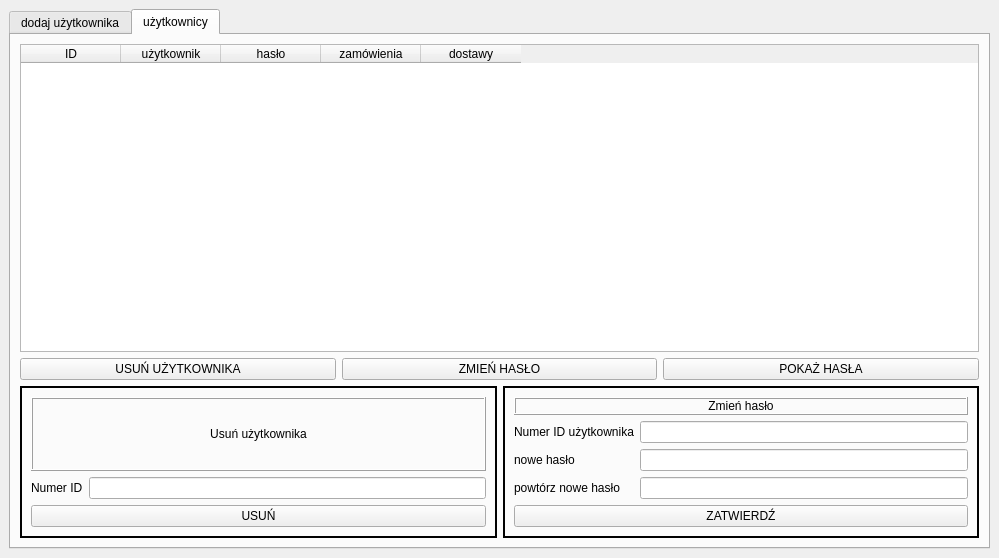
This is templates/dodawanie_kont/add_user.ui in PanWitold/program_ksiegowy as Qt 5 draws it before an edit. The edited form follows.
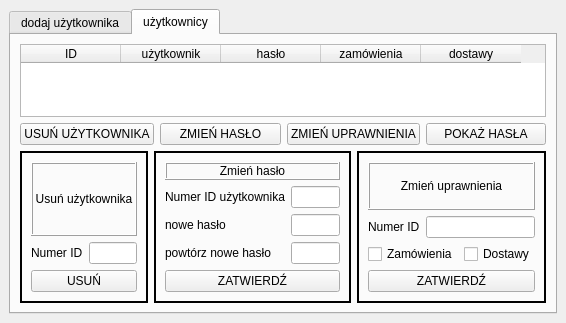
This is the edited form. The open tabs and pages were chosen to show the change.

```diff
--- a/templates/dodawanie_kont/add_user.ui
+++ b/templates/dodawanie_kont/add_user.ui
@@ -6,8 +6,8 @@
    <rect>
     <x>0</x>
     <y>0</y>
-    <width>999</width>
-    <height>558</height>
+    <width>566</width>
+    <height>323</height>
    </rect>
   </property>
   <property name="windowTitle">
@@ -18,7 +18,7 @@
     <item row="0" column="1">
      <widget class="QTabWidget" name="tabWidget">
       <property name="currentIndex">
-       <number>1</number>
+       <number>0</number>
       </property>
       <widget class="QWidget" name="tabWidgetPage1">
        <attribute name="title">
@@ -90,6 +90,9 @@
                   <property name="text">
                    <string/>
                   </property>
+                  <property name="maxLength">
+                   <number>32</number>
+                  </property>
                   <property name="placeholderText">
                    <string>PODAJ LOGIN</string>
                   </property>
@@ -97,6 +100,9 @@
                 </item>
                 <item>
                  <widget class="QLineEdit" name="passwd">
+                  <property name="maxLength">
+                   <number>32</number>
+                  </property>
                   <property name="echoMode">
                    <enum>QLineEdit::Password</enum>
                   </property>
@@ -107,6 +113,9 @@
                 </item>
                 <item>
                  <widget class="QLineEdit" name="con_passwd">
+                  <property name="maxLength">
+                   <number>32</number>
+                  </property>
                   <property name="echoMode">
                    <enum>QLineEdit::Password</enum>
                   </property>
@@ -215,7 +224,51 @@
        <attribute name="title">
         <string>użytkownicy</string>
        </attribute>
-       <layout class="QGridLayout" name="gridLayout_6">
+       <layout class="QGridLayout" name="gridLayout_8">
+        <item row="0" column="0">
+         <widget class="QTableWidget" name="tableWidget">
+          <property name="focusPolicy">
+           <enum>Qt::NoFocus</enum>
+          </property>
+          <property name="editTriggers">
+           <set>QAbstractItemView::NoEditTriggers</set>
+          </property>
+          <property name="tabKeyNavigation">
+           <bool>false</bool>
+          </property>
+          <property name="showDropIndicator" stdset="0">
+           <bool>false</bool>
+          </property>
+          <property name="dragDropOverwriteMode">
+           <bool>false</bool>
+          </property>
+          <column>
+           <property name="text">
+            <string>ID</string>
+           </property>
+          </column>
+          <column>
+           <property name="text">
+            <string>użytkownik</string>
+           </property>
+          </column>
+          <column>
+           <property name="text">
+            <string>hasło</string>
+           </property>
+          </column>
+          <column>
+           <property name="text">
+            <string>zamówienia</string>
+           </property>
+          </column>
+          <column>
+           <property name="text">
+            <string>dostawy</string>
+           </property>
+          </column>
+         </widget>
+        </item>
         <item row="1" column="0">
          <layout class="QHBoxLayout" name="horizontalLayout_7">
           <item>
@@ -232,6 +285,13 @@
             </property>
            </widget>
           </item>
+          <item>
+           <widget class="QPushButton" name="access_button">
+            <property name="text">
+             <string>ZMIEŃ UPRAWNIENIA</string>
+            </property>
+           </widget>
+          </item>
           <item>
            <widget class="QPushButton" name="show_passwd_button">
             <property name="text">
@@ -275,7 +335,7 @@
                    <item>
                     <widget class="QLineEdit" name="remove_user_id">
                      <property name="inputMask">
-                      <string>0000</string>
+                      <string>000000000000000</string>
                      </property>
                     </widget>
                    </item>
@@ -329,6 +389,13 @@
                </property>
               </widget>
              </item>
+             <item row="2" column="0">
+              <widget class="QPushButton" name="button_modify_password">
+               <property name="text">
+                <string>ZATWIERDŹ</string>
+               </property>
+              </widget>
+             </item>
              <item row="1" column="0">
               <layout class="QHBoxLayout" name="horizontalLayout_5">
                <item>
@@ -361,22 +428,100 @@
                  <item>
                   <widget class="QLineEdit" name="edit_ID">
                    <property name="inputMask">
-                    <string>00000</string>
+                    <string>000000000000000</string>
                    </property>
                   </widget>
                  </item>
                  <item>
-                  <widget class="QLineEdit" name="edit_passwd"/>
+                  <widget class="QLineEdit" name="edit_passwd">
+                   <property name="maxLength">
+                    <number>32</number>
+                   </property>
+                   <property name="echoMode">
+                    <enum>QLineEdit::Password</enum>
+                   </property>
+                  </widget>
                  </item>
                  <item>
-                  <widget class="QLineEdit" name="edit_repasswd"/>
+                  <widget class="QLineEdit" name="edit_repasswd">
+                   <property name="maxLength">
+                    <number>32</number>
+                   </property>
+                   <property name="echoMode">
+                    <enum>QLineEdit::Password</enum>
+                   </property>
+                  </widget>
                  </item>
                 </layout>
                </item>
               </layout>
              </item>
+            </layout>
+           </widget>
+          </item>
+          <item>
+           <widget class="QFrame" name="frame_access">
+            <property name="frameShape">
+             <enum>QFrame::WinPanel</enum>
+            </property>
+            <property name="frameShadow">
+             <enum>QFrame::Plain</enum>
+            </property>
+            <layout class="QGridLayout" name="gridLayout_6">
+             <item row="0" column="0">
+              <widget class="QLabel" name="label_6">
+               <property name="frameShape">
+                <enum>QFrame::Box</enum>
+               </property>
+               <property name="frameShadow">
+                <enum>QFrame::Raised</enum>
+               </property>
+               <property name="text">
+                <string>Zmień uprawnienia</string>
+               </property>
+               <property name="alignment">
+                <set>Qt::AlignCenter</set>
+               </property>
+              </widget>
+             </item>
+             <item row="1" column="0">
+              <layout class="QHBoxLayout" name="horizontalLayout_8">
+               <item>
+                <widget class="QLabel" name="label_13">
+                 <property name="text">
+                  <string>Numer ID</string>
+                 </property>
+                </widget>
+               </item>
+               <item>
+                <widget class="QLineEdit" name="access_id">
+                 <property name="inputMask">
+                  <string>000000000000000</string>
+                 </property>
+                </widget>
+               </item>
+              </layout>
+             </item>
              <item row="2" column="0">
-              <widget class="QPushButton" name="button_modify_password">
+              <layout class="QHBoxLayout" name="horizontalLayout_9">
+               <item>
+                <widget class="QCheckBox" name="check_orders">
+                 <property name="text">
+                  <string>Zamówienia</string>
+                 </property>
+                </widget>
+               </item>
+               <item>
+                <widget class="QCheckBox" name="check_delivery">
+                 <property name="text">
+                  <string>Dostawy</string>
+                 </property>
+                </widget>
+               </item>
+              </layout>
+             </item>
+             <item row="3" column="0">
+              <widget class="QPushButton" name="access_confirm">
                <property name="text">
                 <string>ZATWIERDŹ</string>
                </property>
@@ -387,50 +532,6 @@
           </item>
          </layout>
         </item>
-        <item row="0" column="0">
-         <widget class="QTableWidget" name="tableWidget">
-          <property name="focusPolicy">
-           <enum>Qt::NoFocus</enum>
-          </property>
-          <property name="editTriggers">
-           <set>QAbstractItemView::NoEditTriggers</set>
-          </property>
-          <property name="tabKeyNavigation">
-           <bool>false</bool>
-          </property>
-          <property name="showDropIndicator" stdset="0">
-           <bool>false</bool>
-          </property>
-          <property name="dragDropOverwriteMode">
-           <bool>false</bool>
-          </property>
-          <column>
-           <property name="text">
-            <string>ID</string>
-           </property>
-          </column>
-          <column>
-           <property name="text">
-            <string>użytkownik</string>
-           </property>
-          </column>
-          <column>
-           <property name="text">
-            <string>hasło</string>
-           </property>
-          </column>
-          <column>
-           <property name="text">
-            <string>zamówienia</string>
-           </property>
-          </column>
-          <column>
-           <property name="text">
-            <string>dostawy</string>
-           </property>
-          </column>
-         </widget>
-        </item>
        </layout>
       </widget>
      </widget>
```
Left out of the diff: 72 changed lines with no effect on the pictures.
